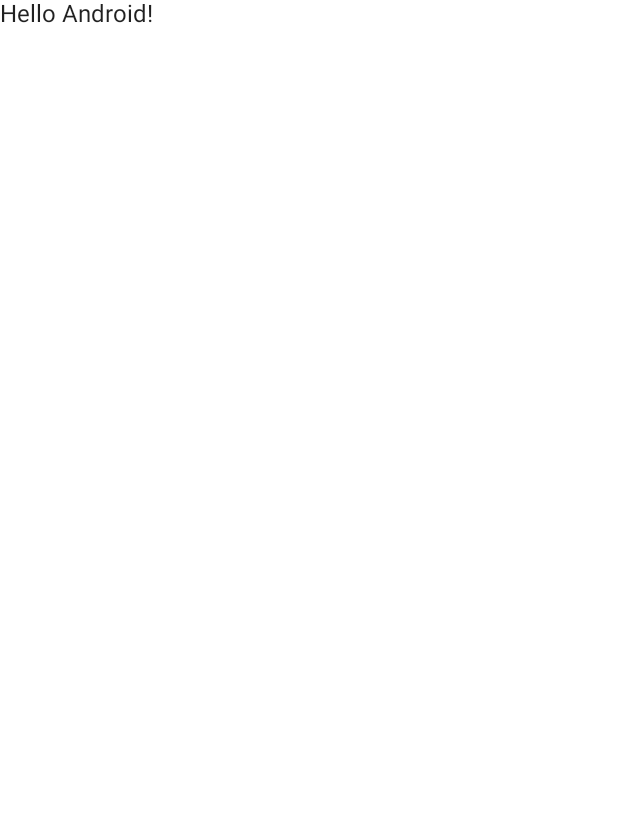
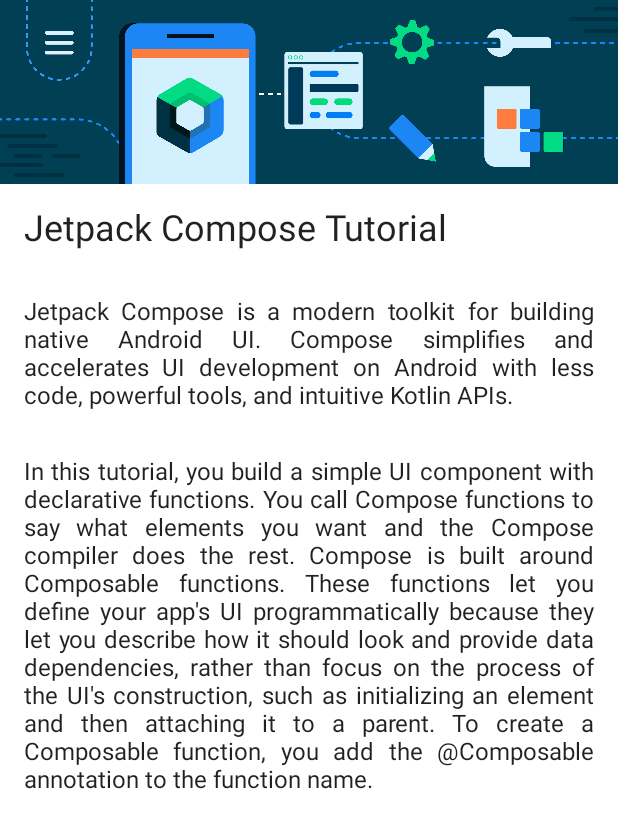
Before and after one commit to vivalafreak1/PracticeAndroid-BasicCompose, an Android app built with Jetpack Compose: the screen it shows after launch (MainActivity), on a phone screen of 412 x 824 dp. Before the commit the part shown is almost empty. Shown: the top 828 px of the screen. Run offline under Robolectric (Android 15) with nearby library versions, the phone set to English and light mode, and no system bars.

```diff
--- a/app/src/main/java/com/example/myarticle/MainActivity.kt
+++ b/app/src/main/java/com/example/myarticle/MainActivity.kt
@@ -3,13 +3,21 @@ package com.example.myarticle
 import android.os.Bundle
 import androidx.activity.ComponentActivity
 import androidx.activity.compose.setContent
-import androidx.compose.foundation.layout.fillMaxSize
+import androidx.compose.foundation.Image
+import androidx.compose.foundation.layout.*
 import androidx.compose.material.MaterialTheme
 import androidx.compose.material.Surface
 import androidx.compose.material.Text
 import androidx.compose.runtime.Composable
+import androidx.compose.ui.Alignment
 import androidx.compose.ui.Modifier
+import androidx.compose.ui.layout.ContentScale
+import androidx.compose.ui.res.painterResource
+import androidx.compose.ui.res.stringResource
+import androidx.compose.ui.text.style.TextAlign
 import androidx.compose.ui.tooling.preview.Preview
+import androidx.compose.ui.unit.dp
+import androidx.compose.ui.unit.sp
 import com.example.myarticle.ui.theme.MyArticleTheme
 
 class MainActivity : ComponentActivity() {
@@ -22,7 +30,7 @@ class MainActivity : ComponentActivity() {
                     modifier = Modifier.fillMaxSize(),
                     color = MaterialTheme.colors.background
                 ) {
-                    Greeting("Android")
+                    Article(title = stringResource(R.string.title), intro = stringResource(R.string.intro), body = stringResource(R.string.body))
                 }
             }
         }
@@ -30,14 +38,44 @@ class MainActivity : ComponentActivity() {
 }
 
 @Composable
-fun Greeting(name: String) {
-    Text(text = "Hello $name!")
+fun Article(title: String, intro:String, body: String) {
+    val image = painterResource(id = R.drawable.bg_compose_background)
+    Column{
+        Image(
+            painter = image,
+            contentDescription = null,
+            modifier = Modifier
+                .fillMaxWidth(),
+            //contentScale = ContentScale.Crop
+        )
+        Text(
+            text = title,
+            fontSize = 24.sp,
+            modifier = Modifier
+                .wrapContentWidth(align = Alignment.Start )
+                .padding(16.dp)
+        )
+        Text(
+            text = intro,
+            textAlign = TextAlign.Justify,
+            modifier = Modifier
+                .wrapContentWidth(align = Alignment.Start)
+                .padding(16.dp)
+        )
+        Text(
+            text = body,
+            textAlign = TextAlign.Justify,
+            modifier = Modifier
+                .wrapContentWidth(align = Alignment.Start)
+                .padding(16.dp)
+        )
+    }
 }
 
 @Preview(showBackground = true)
 @Composable
-fun DefaultPreview() {
+fun ArticlePreview() {
     MyArticleTheme {
-        Greeting("Android")
+        Article(title = stringResource(R.string.title), intro = stringResource(R.string.intro), body = stringResource(R.string.body))
     }
 }
--- a/app/src/main/res/values/strings.xml
+++ b/app/src/main/res/values/strings.xml
@@ -1,3 +1,6 @@
 <resources>
     <string name="app_name">MyArticle</string>
+    <string name="title">Jetpack Compose Tutorial</string>
+    <string name="intro">Jetpack Compose is a modern toolkit for building native Android UI. Compose simplifies and accelerates UI development on Android with less code, powerful tools, and intuitive Kotlin APIs.</string>
+    <string name="body">In this tutorial, you build a simple UI component with declarative functions. You call Compose functions to say what elements you want and the Compose compiler does the rest. Compose is built around Composable functions. These functions let you define your app\'s UI programmatically because they let you describe how it should look and provide data dependencies, rather than focus on the process of the UI\'s construction, such as initializing an element and then attaching it to a parent. To create a Composable function, you add the @Composable annotation to the function name.</string>
 </resources>
```
Also changed, not shown: app/src/main/res/drawable-nodpi/bg_compose_background.png (added).
